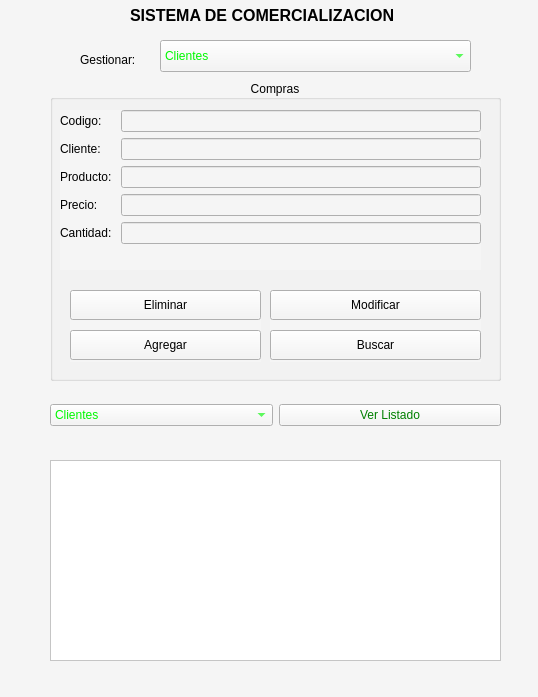
Kaouruk/Comercio-Electronico, file mainwindow.ui: the form before one commit.
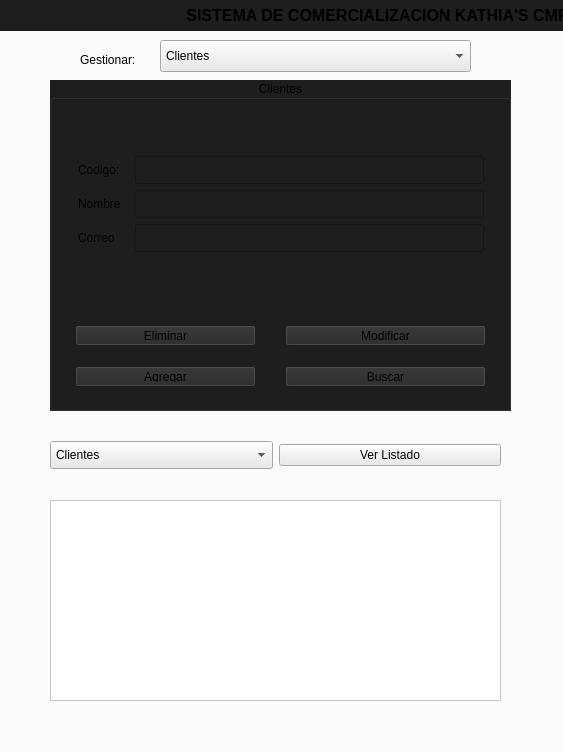
The form after the commit.

Patch:
```diff
--- a/mainwindow.ui
+++ b/mainwindow.ui
@@ -6,15 +6,15 @@
    <rect>
     <x>0</x>
     <y>0</y>
-    <width>538</width>
-    <height>697</height>
+    <width>563</width>
+    <height>752</height>
    </rect>
   </property>
   <property name="windowTitle">
    <string>MainWindow</string>
   </property>
   <property name="styleSheet">
-   <string notr="true">background-color: rgb(245, 245, 245);</string>
+   <string notr="true">background-color: rgba(250,250,250,0.9);</string>
   </property>
   <widget class="QWidget" name="centralwidget">
    <property name="enabled">
@@ -23,9 +23,9 @@
    <widget class="QLabel" name="label_5">
     <property name="geometry">
      <rect>
-      <x>130</x>
+      <x>0</x>
       <y>0</y>
-      <width>321</width>
+      <width>571</width>
       <height>31</height>
      </rect>
     </property>
@@ -35,8 +35,12 @@
       <bold>true</bold>
      </font>
     </property>
+    <property name="styleSheet">
+     <string notr="true">background-color:rgb(30,30,30);
+text-align: center</string>
+    </property>
     <property name="text">
-     <string>SISTEMA DE COMERCIALIZACION</string>
+     <string>                                          SISTEMA DE COMERCIALIZACION KATHIA'S CMR</string>
     </property>
    </widget>
    <widget class="QComboBox" name="cbxGestionar">
@@ -49,7 +53,12 @@
      </rect>
     </property>
     <property name="styleSheet">
-     <string notr="true">color:rgb(0, 249, 0);</string>
+     <string notr="true">
+background-color: rgb(233,233,233);
+color:black;
+font-size:24;
+padding:5px;
+</string>
     </property>
     <item>
      <property name="text">
@@ -84,7 +93,7 @@
     <property name="geometry">
      <rect>
       <x>50</x>
-      <y>460</y>
+      <y>500</y>
       <width>451</width>
       <height>201</height>
      </rect>
@@ -99,26 +108,34 @@
      <rect>
       <x>50</x>
       <y>80</y>
-      <width>451</width>
-      <height>301</height>
+      <width>461</width>
+      <height>331</height>
      </rect>
     </property>
+    <property name="styleSheet">
+     <string notr="true">padding:5px;
+background-color:rgb(30,30,30);
+</string>
+    </property>
     <property name="title">
      <string>Productos</string>
     </property>
     <property name="alignment">
      <set>Qt::AlignmentFlag::AlignCenter</set>
     </property>
-    <widget class="QWidget" name="">
+    <widget class="QWidget" name="layoutWidget">
      <property name="geometry">
       <rect>
        <x>20</x>
-       <y>20</y>
-       <width>411</width>
-       <height>151</height>
+       <y>33</y>
+       <width>421</width>
+       <height>191</height>
       </rect>
      </property>
      <layout class="QFormLayout" name="formLayout_2">
+      <property name="formAlignment">
+       <set>Qt::AlignmentFlag::AlignCenter</set>
+      </property>
       <item row="0" column="0">
        <widget class="QLabel" name="lblCodigoP">
         <property name="text">
@@ -161,11 +178,11 @@
       </item>
      </layout>
     </widget>
-    <widget class="QWidget" name="">
+    <widget class="QWidget" name="layoutWidget">
      <property name="geometry">
       <rect>
        <x>20</x>
-       <y>190</y>
+       <y>240</y>
        <width>201</width>
        <height>81</height>
       </rect>
@@ -182,6 +199,11 @@
           <height>30</height>
          </size>
         </property>
+        <property name="styleSheet">
+         <string notr="true">margin:5px;
+background-color:rgb(40,40,40);
+padding:4px;</string>
+        </property>
         <property name="text">
          <string>Eliminar</string>
         </property>
@@ -195,6 +217,11 @@
           <height>30</height>
          </size>
         </property>
+        <property name="styleSheet">
+         <string notr="true">margin:5px;
+background-color:rgb(40,40,40);
+padding:4px;</string>
+        </property>
         <property name="text">
          <string>Agregar</string>
         </property>
@@ -202,11 +229,11 @@
       </item>
      </layout>
     </widget>
-    <widget class="QWidget" name="">
+    <widget class="QWidget" name="layoutWidget">
      <property name="geometry">
       <rect>
-       <x>230</x>
-       <y>190</y>
+       <x>240</x>
+       <y>240</y>
        <width>201</width>
        <height>81</height>
       </rect>
@@ -223,6 +250,11 @@
           <height>30</height>
          </size>
         </property>
+        <property name="styleSheet">
+         <string notr="true">margin:5px;
+background-color:rgb(40,40,40);
+padding:4px;</string>
+        </property>
         <property name="text">
          <string>Modificar</string>
         </property>
@@ -236,6 +268,11 @@
           <height>30</height>
          </size>
         </property>
+        <property name="styleSheet">
+         <string notr="true">margin:5px;
+background-color:rgb(40,40,40);
+padding:4px;</string>
+        </property>
         <property name="text">
          <string>Buscar</string>
         </property>
@@ -243,32 +280,101 @@
       </item>
      </layout>
     </widget>
+    <widget class="QFontComboBox" name="fontComboBox">
+     <property name="geometry">
+      <rect>
+       <x>290</x>
+       <y>10</y>
+       <width>151</width>
+       <height>16</height>
+      </rect>
+     </property>
+    </widget>
+   </widget>
+   <widget class="QWidget" name="layoutWidget">
+    <property name="geometry">
+     <rect>
+      <x>50</x>
+      <y>430</y>
+      <width>451</width>
+      <height>51</height>
+     </rect>
+    </property>
+    <layout class="QHBoxLayout" name="horizontalLayout">
+     <item>
+      <widget class="QComboBox" name="inputTipoListado">
+       <property name="styleSheet">
+        <string notr="true">
+background-color: rgb(233,233,233);
+color:black;
+font-size:24;
+padding:5px;
+</string>
+       </property>
+       <item>
+        <property name="text">
+         <string>Clientes</string>
+        </property>
+       </item>
+       <item>
+        <property name="text">
+         <string>Productos</string>
+        </property>
+       </item>
+       <item>
+        <property name="text">
+         <string>Ultimas Compras</string>
+        </property>
+       </item>
+      </widget>
+     </item>
+     <item>
+      <widget class="QPushButton" name="buttonMostrarListado">
+       <property name="styleSheet">
+        <string notr="true">color:black;
+font-size:24;
+background-color: rgb(233,233,233);</string>
+       </property>
+       <property name="text">
+        <string>Ver Listado</string>
+       </property>
+      </widget>
+     </item>
+    </layout>
    </widget>
    <widget class="QGroupBox" name="grpCompras">
     <property name="geometry">
      <rect>
       <x>50</x>
       <y>80</y>
-      <width>451</width>
-      <height>301</height>
+      <width>461</width>
+      <height>331</height>
      </rect>
     </property>
+    <property name="styleSheet">
+     <string notr="true">padding:5px;
+background-color:rgb(30,30,30);
+</string>
+    </property>
     <property name="title">
      <string>Compras</string>
     </property>
     <property name="alignment">
      <set>Qt::AlignmentFlag::AlignCenter</set>
     </property>
-    <widget class="QWidget" name="">
+    <widget class="QWidget" name="layoutWidget">
      <property name="geometry">
       <rect>
-       <x>10</x>
-       <y>30</y>
+       <x>20</x>
+       <y>31</y>
        <width>421</width>
-       <height>160</height>
+       <height>211</height>
       </rect>
      </property>
      <layout class="QFormLayout" name="formLayout_3">
+      <property name="formAlignment">
+       <set>Qt::AlignmentFlag::AlignCenter</set>
+      </property>
       <item row="0" column="0">
        <widget class="QLabel" name="lblCodigo_2">
         <property name="text">
@@ -321,11 +427,11 @@
       </item>
      </layout>
     </widget>
-    <widget class="QWidget" name="">
+    <widget class="QWidget" name="layoutWidget">
      <property name="geometry">
       <rect>
        <x>20</x>
-       <y>210</y>
+       <y>250</y>
        <width>191</width>
        <height>72</height>
       </rect>
@@ -342,6 +448,11 @@
           <height>30</height>
          </size>
         </property>
+        <property name="styleSheet">
+         <string notr="true">margin:5px;
+background-color:rgb(40,40,40);
+padding:4px;</string>
+        </property>
         <property name="text">
          <string>Eliminar</string>
         </property>
@@ -355,6 +466,11 @@
           <height>30</height>
          </size>
         </property>
+        <property name="styleSheet">
+         <string notr="true">margin:5px;
+background-color:rgb(40,40,40);
+padding:4px;</string>
+        </property>
         <property name="text">
          <string>Agregar</string>
         </property>
@@ -362,11 +478,11 @@
       </item>
      </layout>
     </widget>
-    <widget class="QWidget" name="">
+    <widget class="QWidget" name="layoutWidget">
      <property name="geometry">
       <rect>
-       <x>220</x>
-       <y>210</y>
+       <x>230</x>
+       <y>250</y>
        <width>211</width>
        <height>72</height>
       </rect>
@@ -383,6 +499,11 @@
           <height>30</height>
          </size>
         </property>
+        <property name="styleSheet">
+         <string notr="true">margin:5px;
+background-color:rgb(40,40,40);
+padding:4px;</string>
+        </property>
         <property name="text">
          <string>Modificar</string>
         </property>
@@ -396,6 +517,11 @@
           <height>30</height>
          </size>
         </property>
+        <property name="styleSheet">
+         <string notr="true">margin:5px;
+background-color:rgb(40,40,40);
+padding:4px;</string>
+        </property>
         <property name="text">
          <string>Buscar</string>
         </property>
@@ -404,49 +530,182 @@
      </layout>
     </widget>
    </widget>
-   <widget class="QWidget" name="">
+   <widget class="QGroupBox" name="grpClientes">
     <property name="geometry">
      <rect>
       <x>50</x>
-      <y>390</y>
-      <width>451</width>
-      <height>51</height>
+      <y>80</y>
+      <width>461</width>
+      <height>331</height>
      </rect>
     </property>
-    <layout class="QHBoxLayout" name="horizontalLayout">
-     <item>
-      <widget class="QComboBox" name="inputTipoListado">
-       <property name="styleSheet">
-        <string notr="true">color:rgb(0, 249, 0);</string>
-       </property>
-       <item>
+    <property name="styleSheet">
+     <string notr="true">padding:5px;
+background-color:rgb(30,30,30);
+</string>
+    </property>
+    <property name="title">
+     <string>Clientes</string>
+    </property>
+    <property name="alignment">
+     <set>Qt::AlignmentFlag::AlignCenter</set>
+    </property>
+    <widget class="QWidget" name="layoutWidget_2">
+     <property name="geometry">
+      <rect>
+       <x>20</x>
+       <y>30</y>
+       <width>421</width>
+       <height>191</height>
+      </rect>
+     </property>
+     <layout class="QFormLayout" name="formLayout_4">
+      <property name="formAlignment">
+       <set>Qt::AlignmentFlag::AlignCenter</set>
+      </property>
+      <property name="topMargin">
+       <number>8</number>
+      </property>
+      <property name="rightMargin">
+       <number>7</number>
+      </property>
+      <property name="bottomMargin">
+       <number>12</number>
+      </property>
+      <item row="0" column="0">
+       <widget class="QLabel" name="lblCodigo_3">
         <property name="text">
-         <string>Clientes</string>
+         <string>Codigo:</string>
         </property>
-       </item>
-       <item>
+       </widget>
+      </item>
+      <item row="0" column="1">
+       <widget class="QLineEdit" name="txtCodigoCrearClientes"/>
+      </item>
+      <item row="1" column="0">
+       <widget class="QLabel" name="lblNombre_3">
         <property name="text">
-         <string>Productos</string>
+         <string>Nombre</string>
         </property>
-       </item>
-       <item>
+       </widget>
+      </item>
+      <item row="1" column="1">
+       <widget class="QLineEdit" name="txtNombreCliente"/>
+      </item>
+      <item row="2" column="0">
+       <widget class="QLabel" name="lblCorreo_5">
         <property name="text">
-         <string>Ultimas Compras</string>
+         <string>Correo</string>
         </property>
-       </item>
-      </widget>
-     </item>
-     <item>
-      <widget class="QPushButton" name="buttonMostrarListado">
-       <property name="styleSheet">
-        <string notr="true">color:green;</string>
-       </property>
-       <property name="text">
-        <string>Ver Listado</string>
-       </property>
-      </widget>
-     </item>
-    </layout>
+       </widget>
+      </item>
+      <item row="2" column="1">
+       <widget class="QLineEdit" name="txtCorreoCliente"/>
+      </item>
+     </layout>
+    </widget>
+    <widget class="QWidget" name="layoutWidget_3">
+     <property name="geometry">
+      <rect>
+       <x>20</x>
+       <y>240</y>
+       <width>191</width>
+       <height>72</height>
+      </rect>
+     </property>
+     <layout class="QVBoxLayout" name="verticalLayout_7">
+      <property name="spacing">
+       <number>10</number>
+      </property>
+      <item>
+       <widget class="QPushButton" name="btnEliminarCliente">
+        <property name="minimumSize">
+         <size>
+          <width>130</width>
+          <height>30</height>
+         </size>
+        </property>
+        <property name="styleSheet">
+         <string notr="true">margin:5px;
+background-color:rgb(40,40,40);
+padding:4px;</string>
+        </property>
+        <property name="text">
+         <string>Eliminar</string>
+        </property>
+       </widget>
+      </item>
+      <item>
+       <widget class="QPushButton" name="btnAgregarCliente">
+        <property name="minimumSize">
+         <size>
+          <width>130</width>
+          <height>30</height>
+         </size>
+        </property>
+        <property name="styleSheet">
+         <string notr="true">margin:5px;
+background-color:rgb(40,40,40);
+padding:4px;</string>
+        </property>
+        <property name="text">
+         <string>Agregar</string>
+        </property>
+       </widget>
+      </item>
+     </layout>
+    </widget>
+    <widget class="QWidget" name="layoutWidget_4">
+     <property name="geometry">
+      <rect>
+       <x>230</x>
+       <y>240</y>
+       <width>211</width>
+       <height>72</height>
+      </rect>
+     </property>
+     <layout class="QVBoxLayout" name="verticalLayout_8">
+      <property name="spacing">
+       <number>10</number>
+      </property>
+      <item>
+       <widget class="QPushButton" name="btnModificarCliente">
+        <property name="minimumSize">
+         <size>
+          <width>130</width>
+          <height>30</height>
+         </size>
+        </property>
+        <property name="styleSheet">
+         <string notr="true">margin:5px;
+background-color:rgb(40,40,40);
+padding:4px;</string>
+        </property>
+        <property name="text">
+         <string>Modificar</string>
+        </property>
+       </widget>
+      </item>
+      <item>
+       <widget class="QPushButton" name="btnBuscarCliente">
+        <property name="minimumSize">
+         <size>
+          <width>130</width>
+          <height>30</height>
+         </size>
+        </property>
+        <property name="styleSheet">
+         <string notr="true">margin:5px;
+background-color:rgb(40,40,40);
+padding:4px;</string>
+        </property>
+        <property name="text">
+         <string>Buscar</string>
+        </property>
+       </widget>
+      </item>
+     </layout>
+    </widget>
    </widget>
   </widget>
   <widget class="QStatusBar" name="statusbar"/>
```
Left out of the diff: 14 changed lines with no effect on the pictures.
